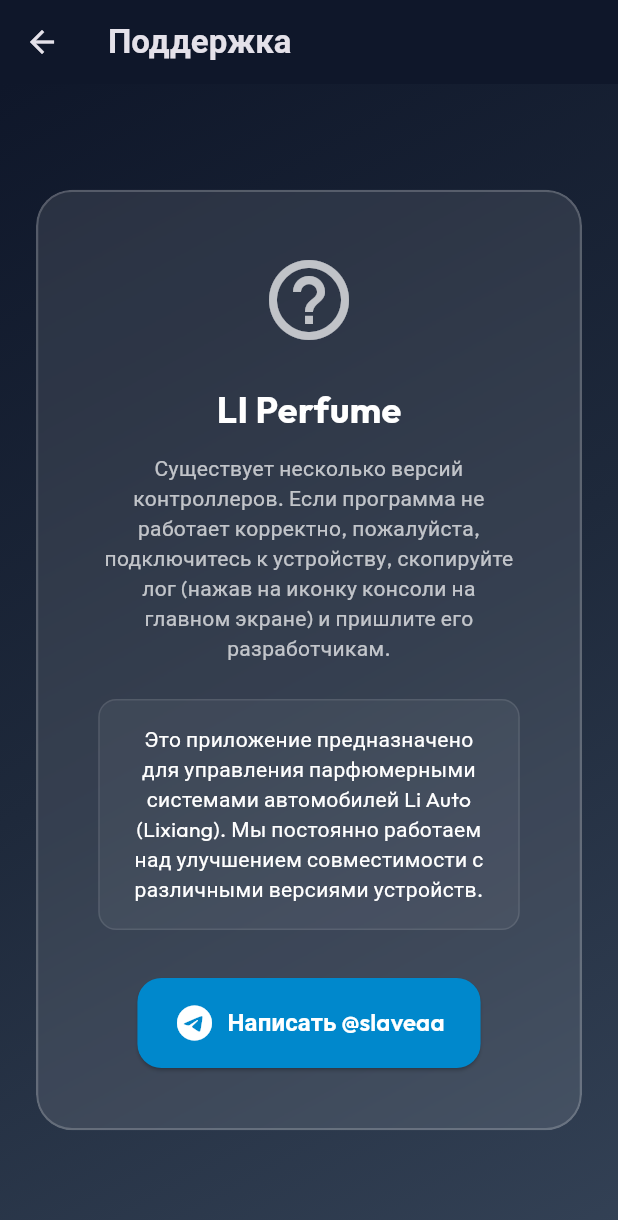
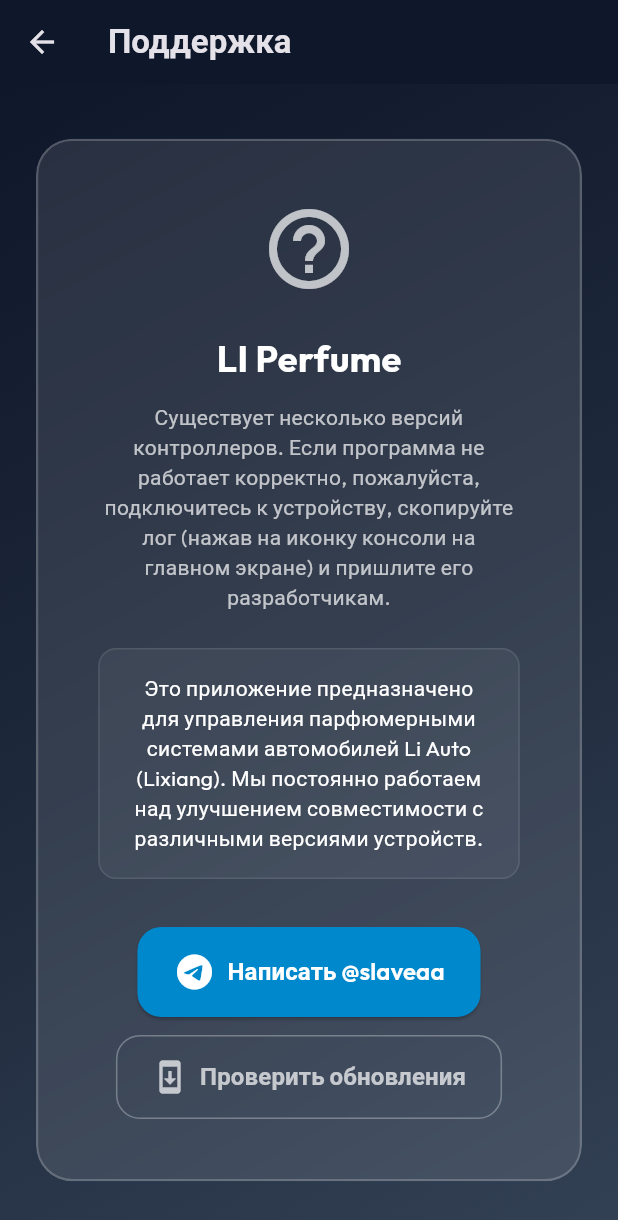
Before and after one commit to seoeaa/perfume_control_flutter, a Flutter app: the screen it shows after launch, after a tap on the "help outline" icon, on a phone screen of 412 x 824 dp. Shown: the top 1220 px of the screen. Run offline on Flutter 3.47's test engine with Material 3 defaults, Android fonts, the phone set to English and light mode, and no system bars; our stand-ins replace flutter_blue_plus, google_fonts, permission_handler; accounts and stored records are empty; network calls fail.

Commit message:
Автоматическое обновление

```diff
--- a/lib/main.dart
+++ b/lib/main.dart
@@ -3,6 +3,7 @@
 import 'package:google_fonts/google_fonts.dart';
 import 'providers/bluetooth_provider.dart';
 import 'ui/dashboard_screen.dart';
+import 'services/update_service.dart';
 
 void main() {
   runApp(
@@ -31,6 +32,45 @@
         ),
       ),
       home: const DashboardScreen(),
+      builder: (context, child) {
+        WidgetsBinding.instance.addPostFrameCallback((_) {
+          _checkForUpdate(context);
+        });
+        return child!;
+      },
+    );
+  }
+
+  void _checkForUpdate(BuildContext context) async {
+    final info = await UpdateService.checkForUpdate();
+    if (info.hasUpdate && context.mounted) {
+      showUpdateDialog(context, info);
+    }
+  }
+
+  void showUpdateDialog(BuildContext context, UpdateInfo info) {
+    showDialog(
+      context: context,
+      barrierDismissible: false,
+      builder: (ctx) => AlertDialog(
+        title: const Text('Обновление'),
+        content: Text(
+          'Доступна версия ${info.latestVersion}\n\n${info.releaseNotes.isNotEmpty ? info.releaseNotes : "Нажмите скачать для обновления"}',
+        ),
+        actions: [
+          TextButton(
+            onPressed: () => Navigator.pop(ctx),
+            child: const Text('Позже'),
+          ),
+          ElevatedButton(
+            onPressed: () {
+              Navigator.pop(ctx);
+              UpdateService.openDownload(info.downloadUrl);
+            },
+            child: const Text('Скачать'),
+          ),
+        ],
+      ),
     );
   }
 }
--- /dev/null
+++ b/lib/services/update_service.dart
@@ -0,0 +1,114 @@
+import 'dart:convert';
+import 'package:flutter/foundation.dart';
+import 'package:http/http.dart' as http;
+import 'package:url_launcher/url_launcher.dart';
+
+class UpdateInfo {
+  final String latestVersion;
+  final String currentVersion;
+  final bool hasUpdate;
+  final String downloadUrl;
+  final String releaseNotes;
+
+  UpdateInfo({
+    required this.latestVersion,
+    required this.currentVersion,
+    required this.hasUpdate,
+    required this.downloadUrl,
+    required this.releaseNotes,
+  });
+}
+
+class UpdateService {
+  static const String _repo = 'seoeaa/perfume_control_flutter';
+  static const String _apiUrl =
+      'https://api.github.com/repos/$_repo/releases/latest';
+
+  static Future<UpdateInfo> checkForUpdate() async {
+    const currentVersion = '0.1.0';
+
+    try {
+      final response = await http.get(
+        Uri.parse(_apiUrl),
+        headers: {'Accept': 'application/vnd.github.v3+json'},
+      );
+
+      if (response.statusCode != 200) {
+        return UpdateInfo(
+          latestVersion: currentVersion,
+          currentVersion: currentVersion,
+          hasUpdate: false,
+          downloadUrl: '',
+          releaseNotes: '',
+        );
+      }
+
+      final data = json.decode(response.body);
+      final tag = (data['tag_name'] as String?) ?? currentVersion;
+      final latestVersion = tag.startsWith('v') ? tag.substring(1) : tag;
+
+      // Find APK asset
+      final assets = (data['assets'] as List?) ?? [];
+      String downloadUrl = '';
+      for (final asset in assets) {
+        final name = (asset['name'] as String?) ?? '';
+        if (name.endsWith('.apk')) {
+          downloadUrl = (asset['browser_download_url'] as String?) ?? '';
+          break;
+        }
+      }
+
+      // If no APK asset, use release page
+      if (downloadUrl.isEmpty) {
+        downloadUrl =
+            (data['html_url'] as String?) ??
+            'https://github.com/$_repo/releases/latest';
+      }
+
+      final releaseNotes = (data['body'] as String?) ?? '';
+
+      final hasUpdate = _compareVersions(latestVersion, currentVersion);
+
+      return UpdateInfo(
+        latestVersion: latestVersion,
+        currentVersion: currentVersion,
+        hasUpdate: hasUpdate,
+        downloadUrl: downloadUrl,
+        releaseNotes: releaseNotes,
+      );
+    } catch (e) {
+      if (kDebugMode) print('Update check error: $e');
+      return UpdateInfo(
+        latestVersion: currentVersion,
+        currentVersion: currentVersion,
+        hasUpdate: false,
+        downloadUrl: '',
+        releaseNotes: '',
+      );
+    }
+  }
+
+  static bool _compareVersions(String latest, String current) {
+    try {
+      final latestParts = latest.split('.').map(int.parse).toList();
+      final currentParts = current.split('.').map(int.parse).toList();
+
+      for (int i = 0; i < 3; i++) {
+        final l = i < latestParts.length ? latestParts[i] : 0;
+        final c = i < currentParts.length ? currentParts[i] : 0;
+        if (l > c) return true;
+        if (l < c) return false;
+      }
+      return false;
+    } catch (e) {
+      return false;
+    }
+  }
+
+  static Future<void> openDownload(String url) async {
+    final uri = Uri.parse(url);
+    if (await canLaunchUrl(uri)) {
+      await launchUrl(uri, mode: LaunchMode.externalApplication);
+    }
+  }
+}
--- a/lib/ui/support_screen.dart
+++ b/lib/ui/support_screen.dart
@@ -2,6 +2,7 @@
 import 'package:google_fonts/google_fonts.dart';
 import 'package:url_launcher/url_launcher.dart';
 import 'widgets/glass_card.dart';
+import '../services/update_service.dart';
 
 class SupportScreen extends StatelessWidget {
   const SupportScreen({super.key});
@@ -14,6 +15,41 @@
       }
     } catch (e) {
       debugPrint('Error launching URL: $e');
+    }
+  }
+
+  Future<void> _checkForUpdate(BuildContext context) async {
+    final info = await UpdateService.checkForUpdate();
+    if (info.hasUpdate && context.mounted) {
+      showDialog(
+        context: context,
+        builder: (ctx) => AlertDialog(
+          title: const Text('Обновление'),
+          content: Text(
+            'Доступна версия ${info.latestVersion}\n\n${info.releaseNotes.isNotEmpty ? info.releaseNotes : "Нажмите скачать для обновления"}',
+          ),
+          actions: [
+            TextButton(
+              onPressed: () => Navigator.pop(ctx),
+              child: const Text('Позже'),
+            ),
+            ElevatedButton(
+              onPressed: () {
+                Navigator.pop(ctx);
+                UpdateService.openDownload(info.downloadUrl);
+              },
+              child: const Text('Скачать'),
+            ),
+          ],
+        ),
+      );
+    } else if (context.mounted) {
+      ScaffoldMessenger.of(context).showSnackBar(
+        const SnackBar(
+          content: Text('У вас последняя версия'),
+          duration: Duration(seconds: 2),
+        ),
+      );
     }
   }
 
@@ -111,6 +147,29 @@
                         ),
                       ),
                     ),
+                    const SizedBox(height: 12),
+                    OutlinedButton.icon(
+                      onPressed: () => _checkForUpdate(context),
+                      icon: const Icon(Icons.system_update, size: 24),
+                      label: Text(
+                        'Проверить обновления',
+                        style: GoogleFonts.outfit(
+                          fontSize: 16,
+                          fontWeight: FontWeight.w600,
+                        ),
+                      ),
+                      style: OutlinedButton.styleFrom(
+                        foregroundColor: Colors.white70,
+                        side: const BorderSide(color: Colors.white30),
+                        padding: const EdgeInsets.symmetric(
+                          horizontal: 24,
+                          vertical: 16,
+                        ),
+                        shape: RoundedRectangleBorder(
+                          borderRadius: BorderRadius.circular(16),
+                        ),
+                      ),
+                    ),
                   ],
                 ),
               ),
--- a/pubspec.yaml
+++ b/pubspec.yaml
@@ -16,6 +16,7 @@
   permission_handler: ^12.0.1
   provider: ^6.1.5+1
   url_launcher: ^6.3.2
+  http: ^1.2.0
 
 dev_dependencies:
   flutter_test:
```
Also changed, not shown: pubspec.lock.
